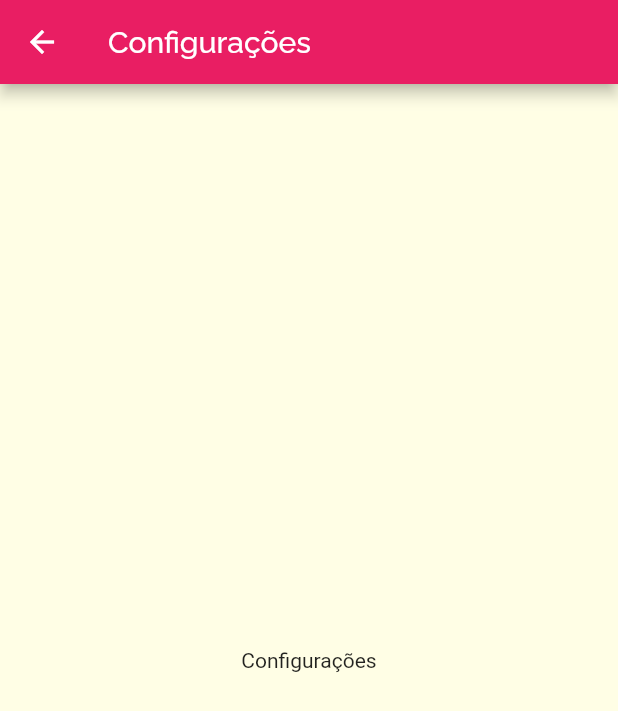
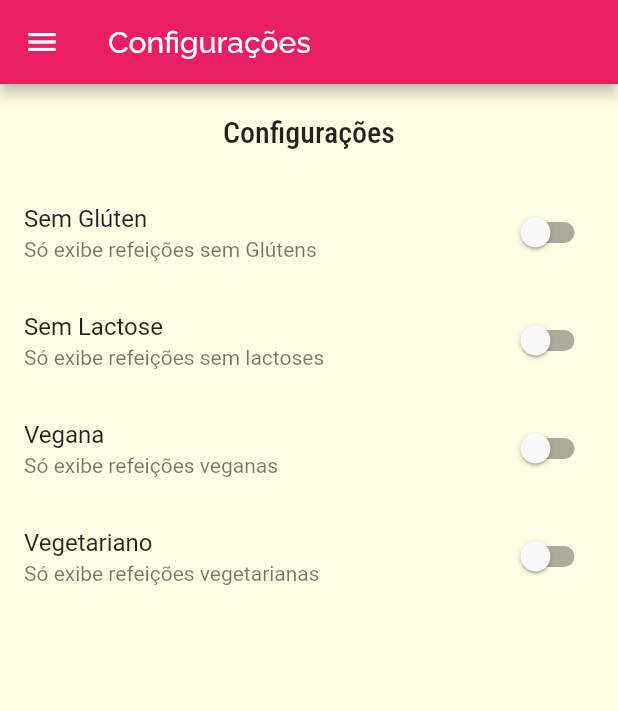
Before and after one commit to andrelgirao22/cozinha_receitas, a Flutter app: the SettingsScreen screen opened by its route, on a phone screen of 412 x 824 dp. Shown: the top 711 px of the screen. Run offline on Flutter 3.47's test engine with Material 2 defaults, Android fonts, the phone set to English and light mode, and no system bars; network calls fail.

```diff
--- /dev/null
+++ b/lib/models/settings.dart
@@ -0,0 +1,13 @@
+class Settings {
+  bool isGlutenFree;
+  bool isLactoseFree;
+  bool isVegan;
+  bool isVegetarian;
+
+  Settings({
+    this.isGlutenFree = false,
+    this.isLactoseFree = false,
+    this.isVegan = false,
+    this.isVegetarian = false,
+  });
+}
--- a/lib/screens/settings_screen.dart
+++ b/lib/screens/settings_screen.dart
@@ -1,14 +1,84 @@
+import 'package:cozinha_receitas/components/main_drawer.dart';
+import 'package:cozinha_receitas/models/settings.dart';
 import 'package:flutter/material.dart';
 
-class SettingsScreen extends StatelessWidget {
+class SettingsScreen extends StatefulWidget {
+  final Settings settings;
+  final Function(Settings) onSettingsChanged;
+
+  const SettingsScreen(this.settings, this.onSettingsChanged);
+
+  @override
+  _SettingsScreenState createState() => _SettingsScreenState();
+}
+
+class _SettingsScreenState extends State<SettingsScreen> {
+  Settings settings;
+
+  @override
+  void initState() {
+    super.initState();
+    settings = widget.settings;
+  }
+
+  Widget _createSwitch(
+    String title,
+    String subtitle,
+    bool value,
+    Function(bool) onChanged,
+  ) {
+    return SwitchListTile.adaptive(
+        title: Text(title),
+        subtitle: Text(subtitle),
+        value: value,
+        onChanged: (value) {
+          onChanged(value);
+          widget.onSettingsChanged(settings);
+        });
+  }
+
   @override
   Widget build(BuildContext context) {
     return Scaffold(
       appBar: AppBar(
         title: Text('Configurações'),
       ),
-      body: Center(
-        child: Text('Configurações'),
+      drawer: MainDrawer(),
+      body: Column(
+        children: [
+          Container(
+            padding: EdgeInsets.all(20),
+            child: Text(
+              'Configurações',
+              style: Theme.of(context).textTheme.headline6,
+            ),
+          ),
+          Expanded(
+              child: ListView(
+            children: [
+              _createSwitch(
+                  'Sem Glúten',
+                  'Só exibe refeições sem Glútens',
+                  settings.isGlutenFree,
+                  (value) => setState(() => settings.isGlutenFree = value)),
+              _createSwitch(
+                  'Sem Lactose',
+                  'Só exibe refeições sem lactoses',
+                  settings.isLactoseFree,
+                  (value) => setState(() => settings.isLactoseFree = value)),
+              _createSwitch(
+                  'Vegana',
+                  'Só exibe refeições veganas',
+                  settings.isVegan,
+                  (value) => setState(() => settings.isVegan = value)),
+              _createSwitch(
+                  'Vegetariano',
+                  'Só exibe refeições vegetarianas',
+                  settings.isVegetarian,
+                  (value) => setState(() => settings.isVegetarian = value)),
+            ],
+          ))
+        ],
       ),
     );
   }
```
Also changed, not shown: lib/components/main_drawer.dart (+6 -3 lines), lib/components/meal_item.dart (+8 -1 lines), lib/main.dart (+58 -2 lines), lib/screens/categories_meals_screen.dart (+6 -2 lines), lib/screens/favorite_screen.dart (+17 -3 lines), lib/screens/meal_detail_screen.dart (+13 -1 lines), lib/screens/tabs_screen.dart (+12 -2 lines), lib/utils/app_routes.dart (+0 -16 lines).
